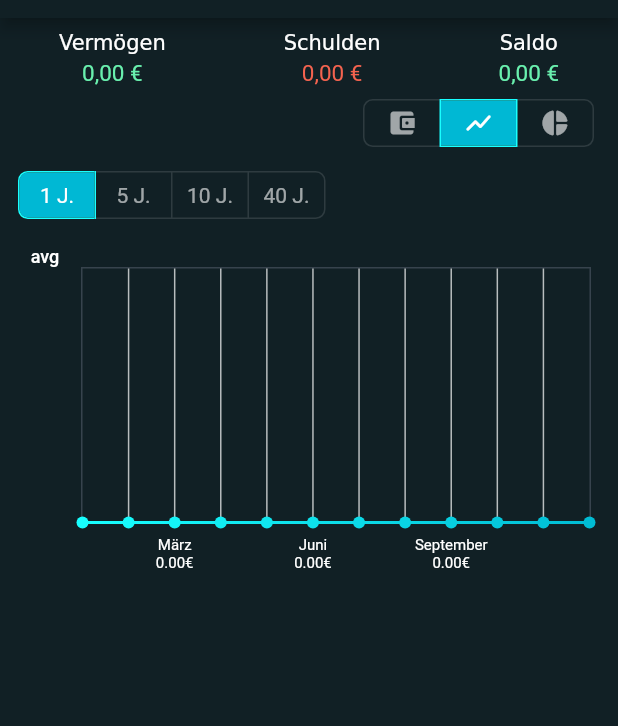
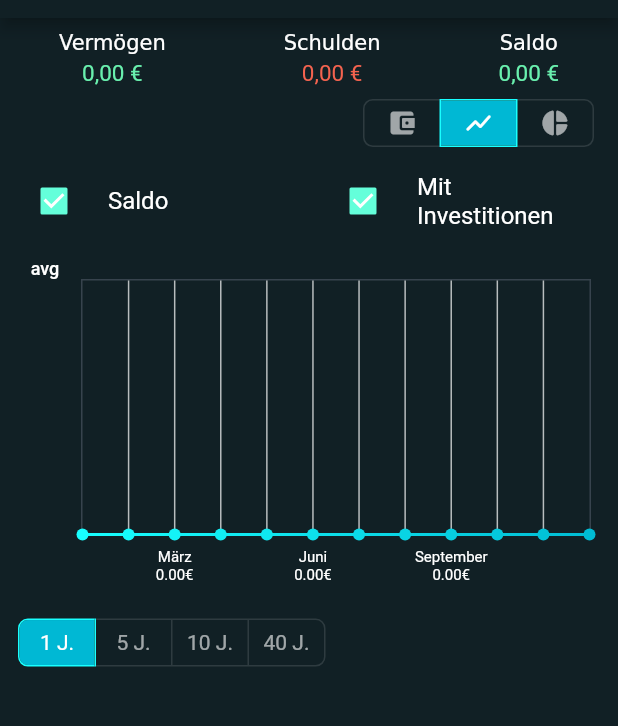
Before and after one commit to Marcel9494/Haushaltsbuch, a Flutter app: the AccountsScreen screen opened directly, after a tap on the "show chart" icon, on a phone screen of 412 x 824 dp, the part 66-792 px from its top. Run offline on Flutter 3.47's test engine with Material 2 defaults, Android fonts, the phone set to English and light mode, and no system bars; drawn by our look-alikes of fl_chart; our stand-ins replace another_flushbar, hive, hive_flutter, introduction_screen, modal_bottom_sheet, month_picker_dialog and 2 more; accounts and stored records are empty.

Commit message:
Vermögensentwicklung Berechnungen
- Vermögensentwicklung Berechnungen angefangen zu implementieren.

```diff
--- a/lib/components/tab_views/asset_development_statistic_tab_view.dart
+++ b/lib/components/tab_views/asset_development_statistic_tab_view.dart
@@ -17,11 +17,16 @@ class AssetDevelopmentStatisticTabView extends StatefulWidget {
 class _AssetDevelopmentStatisticTabViewState extends State<AssetDevelopmentStatisticTabView> {
   List<Color> gradientColors = [Colors.cyanAccent, Colors.cyan];
   bool showAvg = false;
+  bool _showSaldoLine = true;
+  bool _showInvestmentLine = true;
   double _assets = 0.0;
   double _liabilities = 0.0;
   double _maxWealthValue = 0.0;
   double _currentYearPeriod = 1;
   List<WealthDevelopmentStats> _wealthDevelopmentStats = [];
+  List<double> monthRevenues = [];
+  List<double> monthExpenditures = [];
+  List<double> monthInvestments = [];
   List<bool> _selectedAssetDevelopmentStatisticTabOption = [true, false, false, false];
 
   Future<List<WealthDevelopmentStats>> _loadChartBarData() async {
@@ -29,9 +34,9 @@ class _AssetDevelopmentStatisticTabViewState extends State<AssetDevelopmentStati
     _assets = await Account.getAssetValue();
     _liabilities = await Account.getLiabilityValue();
     List<double> wealthValues = [];
-    List<double> monthRevenues = [];
-    List<double> monthExpenditures = [];
-    List<double> monthInvestments = [];
+    //List<double> monthRevenues = [];
+    //List<double> monthExpenditures = [];
+    //List<double> monthInvestments = [];
     for (int i = 0; i < 12; i++) {
       List<Booking> _bookingList = await Booking.loadMonthlyBookingList(i + 1, DateTime.now().year);
       monthRevenues.add(Booking.getRevenues(_bookingList));
@@ -64,6 +69,31 @@ class _AssetDevelopmentStatisticTabViewState extends State<AssetDevelopmentStati
     }
     _maxWealthValue = wealthValues.reduce(max);
     return _wealthDevelopmentStats;
+  }
+
+  Future<List<WealthDevelopmentStats>> _calculatePastAssetDevelopment() async {
+    for (int i = 0; i < 12; i++) {
+      List<Booking> _bookingList = await Booking.loadMonthlyBookingList(i + 1, DateTime.now().year);
+      monthRevenues.add(Booking.getRevenues(_bookingList));
+      monthExpenditures.add(Booking.getExpenditures(_bookingList));
+      monthInvestments.add(Booking.getInvestments(_bookingList));
+      WealthDevelopmentStats wealthDevelopmentStat = WealthDevelopmentStats();
+      wealthDevelopmentStat.month = i.toString();
+      wealthDevelopmentStat.wealth = 0.0;
+      _wealthDevelopmentStats.add(wealthDevelopmentStat);
+      double currentAssets = await Account.getAssetValue();
+      double currentLiabilities = await Account.getLiabilityValue();
+      double monthWealth = await WealthDevelopmentStats.calculatePastWealthForMonth(DateTime.now(), currentAssets - currentLiabilities, _bookingList);
+    }
+    return _wealthDevelopmentStats;
+  }
+
+  void _calculateFutureAssetDevelopment() {
+    // TODO
+  }
+
+  void _calculateFutureInvestmentDevelopment() {
+    // TODO
   }
 
   LineChartBarData getLineChartData() {
@@ -123,28 +153,29 @@ class _AssetDevelopmentStatisticTabViewState extends State<AssetDevelopmentStati
       crossAxisAlignment: CrossAxisAlignment.start,
       children: [
         Row(
-          mainAxisAlignment: MainAxisAlignment.spaceBetween,
           children: [
-            Padding(
-              padding: const EdgeInsets.symmetric(horizontal: 12.0),
-              child: ToggleButtons(
-                onPressed: (selectedIndex) => _setSelectedAssetDevelopmentStatisticTab(selectedIndex),
-                borderRadius: BorderRadius.circular(6.0),
-                selectedBorderColor: Colors.cyanAccent,
-                fillColor: Colors.cyanAccent.shade700,
-                selectedColor: Colors.white,
-                color: Colors.white60,
-                constraints: const BoxConstraints(
-                  minHeight: 30.0,
-                  minWidth: 50.0,
+            Expanded(
+              child: CheckboxListTile(
+                title: const Text('Saldo'),
+                value: _showSaldoLine,
+                onChanged: (value) {
+                  setState(() {
+                    _showSaldoLine = value!;
+                  });
+                },
+                controlAffinity: ListTileControlAffinity.leading,
               ),
-                isSelected: _selectedAssetDevelopmentStatisticTabOption,
-                children: const [
-                  Text('1 J.'),
-                  Text('5 J.'),
-                  Text('10 J.'),
-                  Text('40 J.'),
-                ],
+            ),
+            Expanded(
+              child: CheckboxListTile(
+                title: const Text('Mit Investitionen'),
+                value: _showInvestmentLine,
+                onChanged: (value) {
+                  setState(() {
+                    _showInvestmentLine = value!;
+                  });
+                },
+                controlAffinity: ListTileControlAffinity.leading,
               ),
             ),
           ],
@@ -159,7 +190,10 @@ class _AssetDevelopmentStatisticTabViewState extends State<AssetDevelopmentStati
                 if (_wealthDevelopmentStats.isEmpty) {
                   return const Text('Noch keine Daten vorhanden.');
                 } else {
-                  return Stack(
+                  return Column(
+                    crossAxisAlignment: CrossAxisAlignment.start,
+                    children: [
+                      Stack(
                         children: <Widget>[
                           AspectRatio(
                             aspectRatio: 1.7,
@@ -191,6 +225,30 @@ class _AssetDevelopmentStatisticTabViewState extends State<AssetDevelopmentStati
                                   color: showAvg ? Colors.white.withOpacity(0.5) : Colors.white,
                                 ),
                               ),
+                            ),
+                          ),
+                        ],
+                      ),
+                      Padding(
+                        padding: const EdgeInsets.symmetric(horizontal: 12.0),
+                        child: ToggleButtons(
+                          onPressed: (selectedIndex) => _setSelectedAssetDevelopmentStatisticTab(selectedIndex),
+                          borderRadius: BorderRadius.circular(6.0),
+                          selectedBorderColor: Colors.cyanAccent,
+                          fillColor: Colors.cyanAccent.shade700,
+                          selectedColor: Colors.white,
+                          color: Colors.white60,
+                          constraints: const BoxConstraints(
+                            minHeight: 30.0,
+                            minWidth: 50.0,
+                          ),
+                          isSelected: _selectedAssetDevelopmentStatisticTabOption,
+                          children: const [
+                            Text('1 J.'),
+                            Text('5 J.'),
+                            Text('10 J.'),
+                            Text('40 J.'),
+                          ],
                         ),
                       ),
                     ],
@@ -302,6 +360,7 @@ class _AssetDevelopmentStatisticTabViewState extends State<AssetDevelopmentStati
       maxY: _maxWealthValue / 1000,
       lineBarsData: [
         getLineChartData(),
+        // TODO Linien hinzufügen
       ],
     );
   }
```
Also changed, not shown: lib/models/wealth_development_stats.dart (+10 -0 lines). Lines whose indentation alone changed are shown as unchanged.
